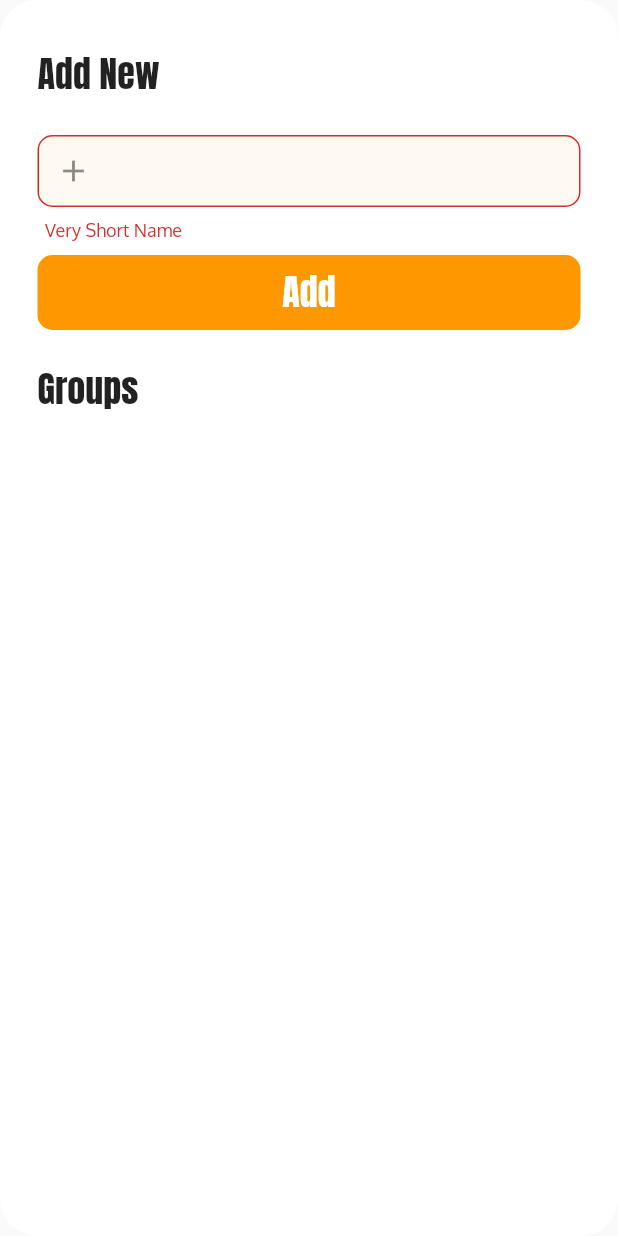
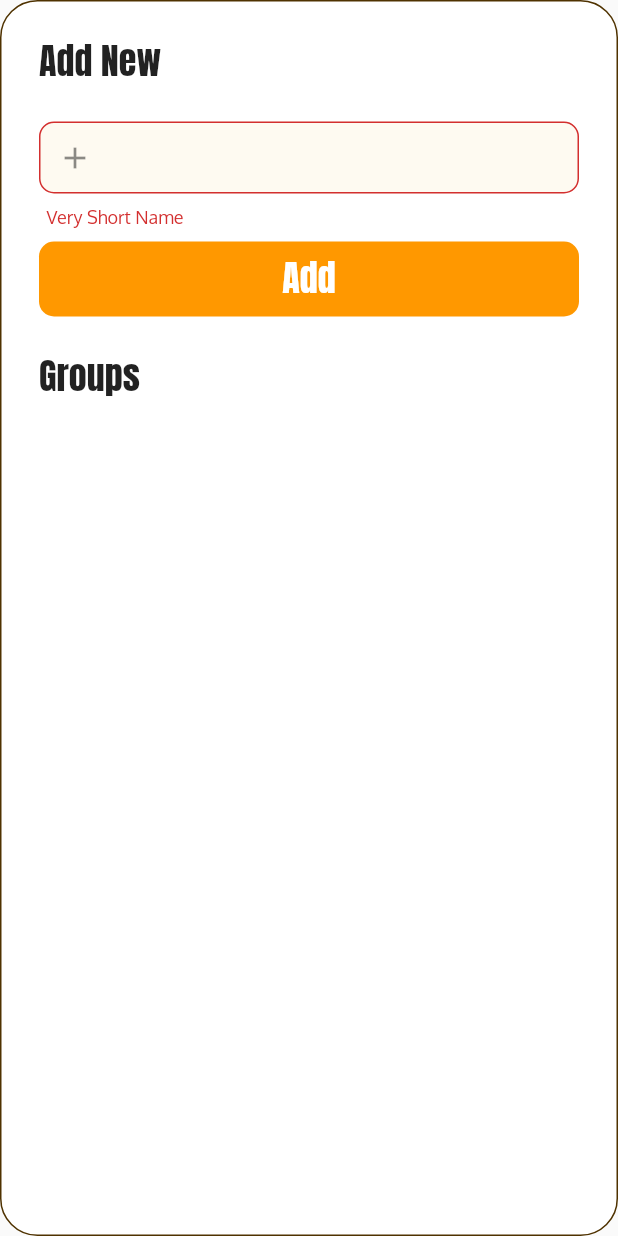
Before and after one commit to Mina-Nabil/StMaryFC, a Flutter app: the GroupsScreen widget shown alone on an empty page, opened directly, after a tap on "Add", on a phone screen of 412 x 824 dp. Run offline on Flutter 3.47's test engine with Material 2 defaults, Android fonts, the light colour scheme and no system bars; our stand-ins replace font_awesome_flutter, image_cropper, image_picker, page_transition, shared_preferences, webview_flutter; accounts and stored records are empty; network calls fail.

Commit message:
Groups Done

```diff
--- a/lib/models/Group.dart
+++ b/lib/models/Group.dart
@@ -8,7 +8,7 @@ class Group {
   Group.fromJson(group){
     this.id = group["id"];
     this.name = group["GRUP_NAME"];
-    // this.isActive = group["GRUP_ACTV"];
-    // this.count = group["usersCount"];
+    this.isActive = (group["GRUP_ACTV"]==1);
+    this.count = group["usersCount"];
   }
 }
--- a/lib/screens/AddUsersScreen.dart
+++ b/lib/screens/AddUsersScreen.dart
@@ -57,10 +57,8 @@ class _AddUsersScreenState extends State<AddUsersScreen> {
       Expanded(
           child: Container(
         padding: EdgeInsets.symmetric(horizontal: 25, vertical: 10),
-        decoration: BoxDecoration(
-          color: Colors.white,
-          borderRadius: BorderRadius.all(Radius.circular(25)),
-        ),
+        decoration:
+            BoxDecoration(color: Colors.white, borderRadius: BorderRadius.all(Radius.circular(25)), border: Border.all(color: Color.fromRGBO(79, 50, 0, 1))),
         child: ListView(
           children: [
             //Photo
--- a/lib/screens/GroupsScreen.dart
+++ b/lib/screens/GroupsScreen.dart
@@ -1,5 +1,6 @@
 import 'package:StMaryFA/providers/GroupsProvider.dart';
 import 'package:flutter/material.dart';
+import 'package:font_awesome_flutter/font_awesome_flutter.dart';
 import 'package:provider/provider.dart';
 
 class GroupsScreen extends StatefulWidget {
@@ -11,13 +12,38 @@ class _GroupsScreenState extends State<GroupsScreen> {
   //UI vars
   final double radius = 10;
 
+  void _showAlert(BuildContext context) {
+    showDialog(
+        context: context,
+        builder: (context) => AlertDialog(
+              title: Text("Wifi"),
+              content: Text("Wifi not detected. Please activate it."),
+            ));
+  }
+
   //Form Vars
   final _formKey = GlobalKey<FormState>();
   final TextEditingController grpName = new TextEditingController();
-  void submitForm() {
+  void submitForm() async {
     print("EDAS 3ala weshy");
     if (_formKey.currentState.validate()) {
-      Provider.of<GroupsProvider>(context, listen: false).addGroup(grpName.value.text);
+      bool res = await Provider.of<GroupsProvider>(context, listen: false).addGroup(grpName.value.text);
+      if (!res) {
+        showDialog(
+            context: context,
+            builder: (_) => new AlertDialog(
+                  title: new Text("Warning"),
+                  content: new Text("Failed to Add Group - Check duplicate Name or internet connection"),
+                  actions: <Widget>[
+                    FlatButton(
+                      child: Text('Ok'),
+                      onPressed: () {
+                        Navigator.of(context).pop();
+                      },
+                    )
+                  ],
+                ));
+      }
     }
   }
 
@@ -26,6 +52,14 @@ class _GroupsScreenState extends State<GroupsScreen> {
     // TODO: implement initState
     super.initState();
     Future.delayed(Duration.zero).then((value) => Provider.of<GroupsProvider>(context, listen: false).loadGroups());
+  }
+
+  void delGroup(id) async {
+    Provider.of<GroupsProvider>(context, listen: false).delGroup(id);
+  }
+
+  void toggle(id) async {
+    Provider.of<GroupsProvider>(context, listen: false).toggleGroup(id);
   }
 
   @override
@@ -66,20 +100,34 @@ class _GroupsScreenState extends State<GroupsScreen> {
       children: [
         Expanded(
           child: Container(
-            // margin: EdgeInsets.symmetric(horizontal: 20, vertical:20),
-            padding: EdgeInsets.symmetric(horizontal: 25, vertical: 10),
-
+            padding: EdgeInsets.symmetric(horizontal: 25),
             decoration: BoxDecoration(
-              color: Colors.white,
-              borderRadius: BorderRadius.all(Radius.circular(25)),
-            ),
+                color: Colors.white, borderRadius: BorderRadius.all(Radius.circular(25)), border: Border.all(color: Color.fromRGBO(79, 50, 0, 1))),
             child: ListView(
                 children: []
                   ..addAll(formWidgets)
                   ..addAll([
                     GroupLabel("Groups"),
                     ...Provider.of<GroupsProvider>(context, listen: true).groups.map((e) => Container(
-                          child: Text(e.name),
+                          child: Card(
+                            child: Dismissible(
+                                background: Container(
+                                    color: Colors.red,
+                                    padding: EdgeInsets.only(right: 20.0),
+                                    alignment: Alignment.centerRight,
+                                    child: FaIcon(FontAwesomeIcons.trashAlt, color: Colors.white)),
+                                dismissThresholds: {DismissDirection.endToStart: 0.6},
+                                key: UniqueKey(),
+                                onDismissed: (direction) => delGroup(e.id),
+                                direction: (e.count == 0) ? DismissDirection.endToStart : null,
+                                child: ListTile(
+                                    tileColor: Color.fromRGBO(254, 250, 241, 1),
+                                    trailing: Text("Kids: ${e.count}"),
+                                    leading: IconButton(
+                                        onPressed: () => toggle(e.id),
+                                        icon: FaIcon(FontAwesomeIcons.solidFutbol, color: (e.isActive) ? Colors.green : Colors.red)),
+                                    title: Text(e.name, style: TextStyle(fontSize: 18)))),
+                          ),
                         ))
                   ])),
           ),
--- a/lib/screens/SettingsScreen.dart
+++ b/lib/screens/SettingsScreen.dart
@@ -46,7 +46,7 @@ class _SettingsScreenState extends State<SettingsScreen> {
           currentIndex: selectedIndex,
           onTap: (i) => _controller.animateToPage(i, duration: Duration(milliseconds: 200), curve: Curves.linear),
           items: [
-            BottomNavigationBarItem(icon: Icon(FontAwesomeIcons.futbol), label: "Groups"),
+            BottomNavigationBarItem(icon: Icon(FontAwesomeIcons.solidFutbol), label: "Groups"),
             BottomNavigationBarItem(icon: Icon(Icons.person_add_alt_1), label: "User"),
           ],
         ),
```
Also changed, not shown: lib/providers/GroupsProvider.dart (+26 -1 lines).
